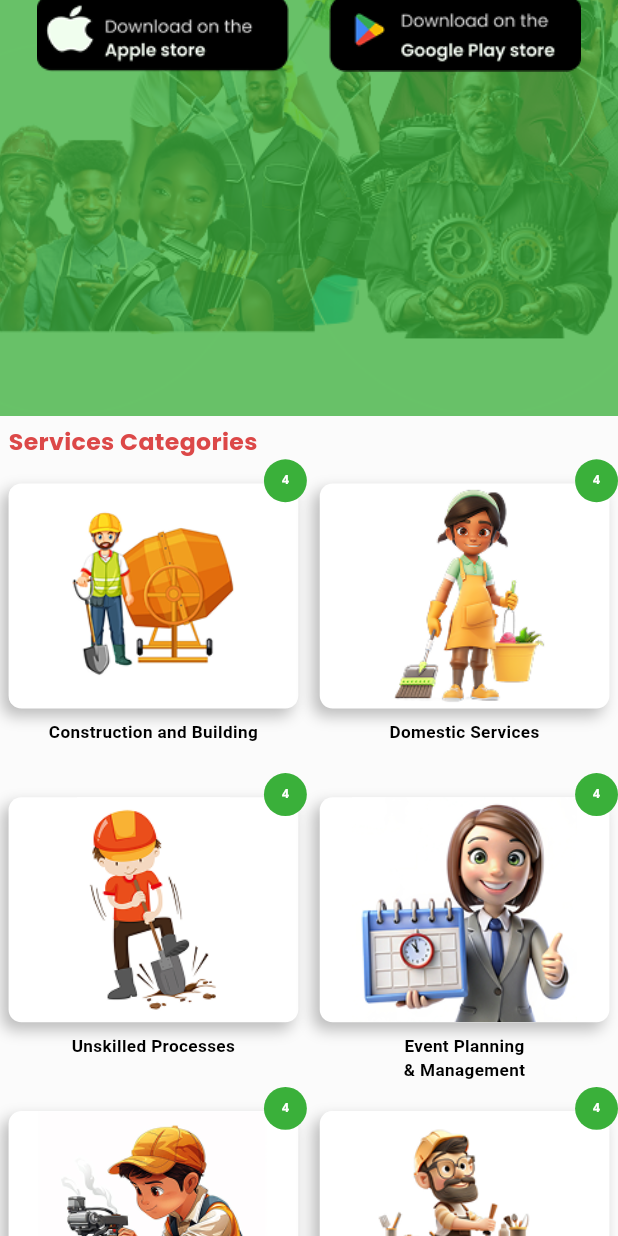
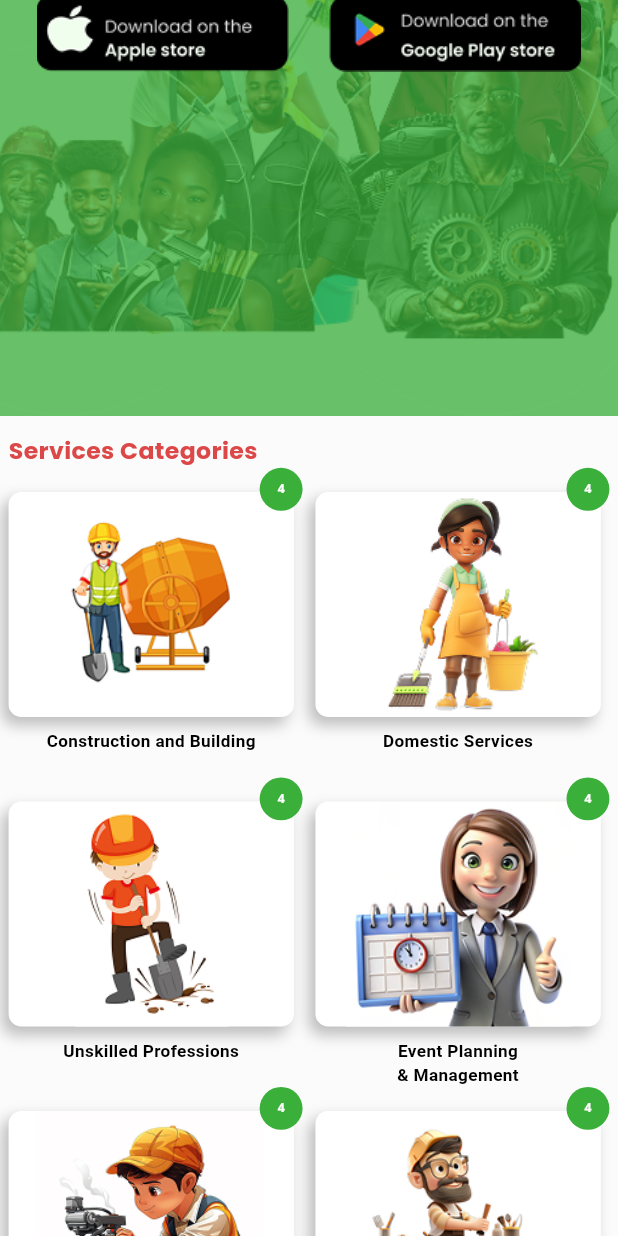
Before and after one commit to Waptech07/brosDweb, a Flutter app: the screen it shows after launch, scrolled down 576 dp, on a phone screen of 412 x 824 dp. Run offline on Flutter 3.47's test engine with Material 3 defaults, Android fonts, the phone set to English and light mode, and no system bars; drawn by our look-alikes of flutter_animate; our stand-ins replace flutter_screenutil, google_fonts; Roboto replaces fonts that are missing (Monda).

Commit message:
refactor: update made

```diff
--- a/lib/widgets/hero_section.dart
+++ b/lib/widgets/hero_section.dart
@@ -72,7 +72,7 @@ class HeroSection extends StatelessWidget {
                   ),
                 ),
                 SizedBox(height: 20.h),
-                GestureDetector(
+                InkWell(
                   onTap: () {},
                   child: Container(
                     padding: EdgeInsets.only(
--- a/lib/widgets/service_section.dart
+++ b/lib/widgets/service_section.dart
@@ -20,7 +20,7 @@ class ServiceSection extends StatelessWidget {
       "rating": "4",
     },
     {
-      "title": "Unskilled Processes",
+      "title": "Unskilled Professions",
       "image": "assets/images/unskilled.png",
       "rating": "4",
     },
@@ -147,7 +147,7 @@ class ServiceSection extends StatelessWidget {
   Widget _buildTabletLayout(BuildContext context) {
     return Container(
       color: AppColors.background,
-      padding: EdgeInsets.symmetric(horizontal: 40.w, vertical: 40.h),
+      padding: EdgeInsets.symmetric(horizontal: 50.w, vertical: 40.h),
       child: Column(
         crossAxisAlignment: CrossAxisAlignment.start,
         children: [
@@ -193,7 +193,8 @@ class ServiceSection extends StatelessWidget {
   Widget _buildMobileLayout(BuildContext context) {
     return Container(
       color: AppColors.background,
-      padding: EdgeInsets.all(20.w),
+      padding:
+          EdgeInsets.only(top: 40.w, right: 40.w, bottom: 40.w, left: 20.w),
       child: Column(
         crossAxisAlignment: CrossAxisAlignment.start,
         children: [
@@ -326,8 +327,8 @@ class ServiceSection extends StatelessWidget {
         ),
         // Rating Circle
         Positioned(
-          top: layout == 'desktop' ? -10.h : -20.h,
-          right: layout == 'desktop' ? -10.w : -20.w,
+          top: layout == 'desktop' ? -15.h : -20.h,
+          right: layout == 'desktop' ? 0.w : -20.w,
           child: CircleAvatar(
             radius: ratingCircleRadius,
             backgroundColor: AppColors.primaryGreen,
```
Also changed, not shown: lib/widgets/service_dialog.dart (+11 -7 lines), lib/widgets/top_navbar.dart (+7 -7 lines).
